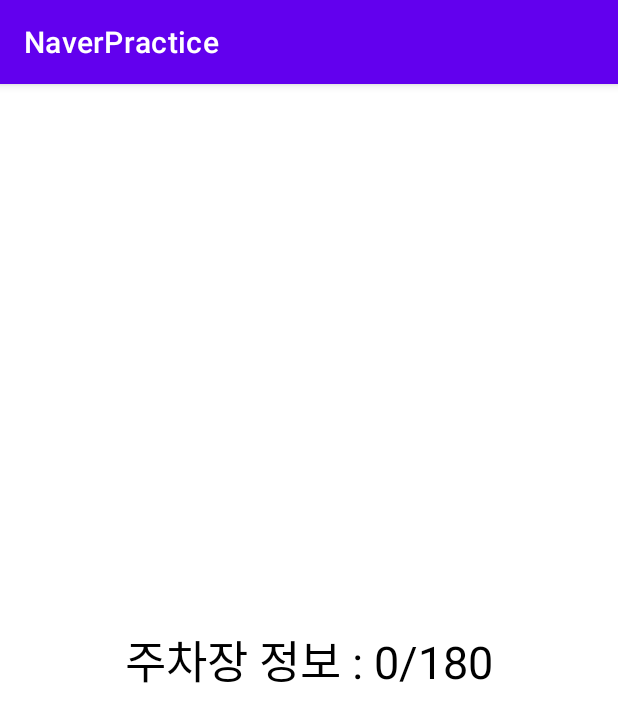
After one commit to sangjin-hash/NaverMapProject, an Android app: the fragment InformationFragment shown on its own in the app's theme, on a phone screen of 412 x 824 dp. The commit adds this screen. Shown: the top 722 px of the screen. Run offline under Robolectric (Android 15) with nearby library versions, the phone set to English and light mode, and no system bars.

Commit message:
ParkingLot Information Implemented

```diff
--- a/app/build.gradle
+++ b/app/build.gradle
@@ -26,6 +26,10 @@ android {
         sourceCompatibility JavaVersion.VERSION_1_8
         targetCompatibility JavaVersion.VERSION_1_8
     }
+
+    viewBinding{
+        enabled = true
+    }
 }
 
 dependencies {
--- /dev/null
+++ b/app/src/main/java/com/example/naverpractice/MainService/InformationFragment.java
@@ -0,0 +1,78 @@
+package com.example.naverpractice.MainService;
+
+import android.os.Bundle;
+import android.os.Handler;
+import android.util.Log;
+import android.view.LayoutInflater;
+import android.view.View;
+import android.view.ViewGroup;
+import android.widget.TextView;
+
+import androidx.annotation.NonNull;
+import androidx.annotation.Nullable;
+import androidx.fragment.app.Fragment;
+
+import com.example.naverpractice.databinding.ActivityMainBinding;
+import com.example.naverpractice.databinding.FragInfoBinding;
+import com.example.naverpractice.network.ApiClient;
+import com.example.naverpractice.network.ApiInterface;
+import com.example.naverpractice.network.ParkingLot;
+
+import java.util.List;
+
+import retrofit2.Call;
+import retrofit2.Callback;
+import retrofit2.Response;
+
+public class InformationFragment extends Fragment {
+
+    private FragInfoBinding mBinding;
+    private final int SECTION_SIZE= 18;
+    private final String TAG = "[INFO]";
+    private Handler mHandler = new Handler();
+
+    @Nullable
+    @Override
+    public View onCreateView(@NonNull LayoutInflater inflater, @Nullable ViewGroup container, @Nullable Bundle savedInstanceState) {
+        mBinding = FragInfoBinding.inflate(inflater, container, false);
+        InfoThread info = new InfoThread();
+        info.start();
+        return mBinding.getRoot();
+    }
+
+    class InfoThread extends Thread{
+
+        private int empty_seat = 0;
+
+        @Override
+        public void run() {
+            while(true){
+                ApiInterface apiInterface = ApiClient.getApiClient().create(ApiInterface.class);
+                Call<List<ParkingLot>> call = apiInterface.getEmpty();
+                call.enqueue(new Callback<List<ParkingLot>>() {
+                    @Override
+                    public void onResponse(Call<List<ParkingLot>> call, Response<List<ParkingLot>> response) {
+                        for(int i = 0; i<SECTION_SIZE;i++){
+                            String result = response.body().get(i).getIsEmpty();
+                            if(Boolean.parseBoolean(result)){
+                                empty_seat++;
+                            };
+                        }
+                        mBinding.information.setText("주차장 정보 = "+empty_seat+"/180");
+                        empty_seat = 0;
+                    }
+
+                    @Override
+                    public void onFailure(Call<List<ParkingLot>> call, Throwable t) {
+                        Log.e(TAG, t.getMessage());
+                    }
+                });
+                try {
+                    sleep(1000);
+                } catch (InterruptedException e) {
+                    e.printStackTrace();
+                }
+            }
+        }
+    }
+}
--- /dev/null
+++ b/app/src/main/res/layout/frag_info.xml
@@ -0,0 +1,20 @@
+<?xml version="1.0" encoding="utf-8"?>
+<androidx.constraintlayout.widget.ConstraintLayout xmlns:android="http://schemas.android.com/apk/res/android"
+    xmlns:app="http://schemas.android.com/apk/res-auto"
+    xmlns:tools="http://schemas.android.com/tools"
+    android:layout_width="match_parent"
+    android:layout_height="match_parent">
+
+    <TextView
+        android:id="@+id/information"
+        android:layout_width="wrap_content"
+        android:layout_height="wrap_content"
+        android:text="주차장 정보 : 0/180"
+        android:textSize = "30sp"
+        android:textColor = "#000000"
+        android:background="@color/white"
+        app:layout_constraintBottom_toBottomOf="parent"
+        app:layout_constraintEnd_toEndOf="parent"
+        app:layout_constraintStart_toStartOf="parent"
+        app:layout_constraintTop_toTopOf="parent" />
+</androidx.constraintlayout.widget.ConstraintLayout>
```
Also changed, not shown: app/src/main/java/com/example/naverpractice/MainService/MainServiceActvity.java (+38 -5 lines), app/src/main/java/com/example/naverpractice/MainService/ParkingLotService.java (+3 -10 lines), app/src/main/res/layout/parking_lot_activity.xml (+40 -22 lines).
